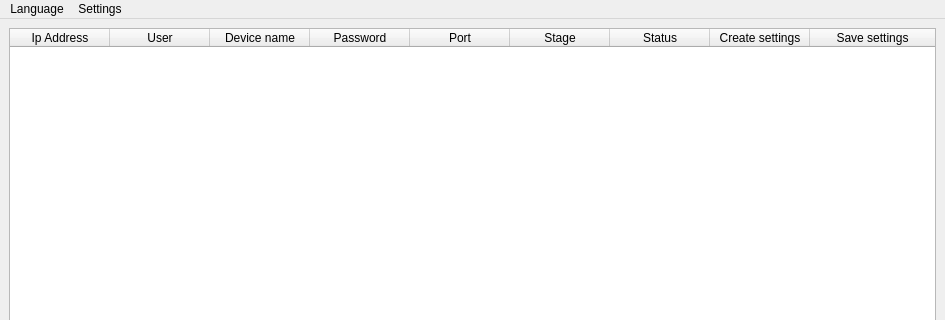
Old version of the form srs/mainwindow.ui in the repository recruit2018/Patcher; both pictures show x 0 to 945 and y 0 to 320 of the 945 by 518 pixel window.
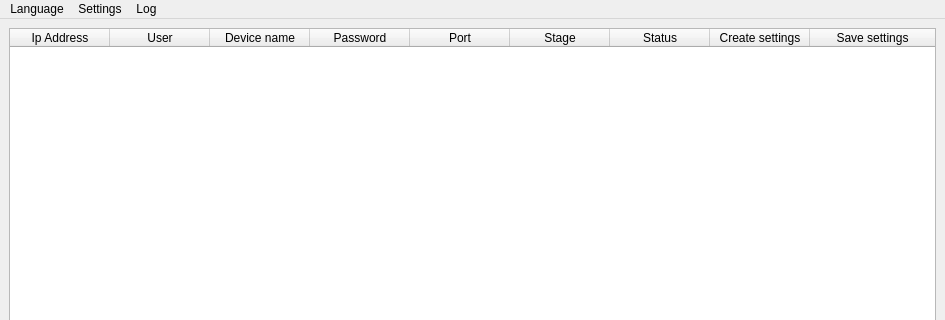
New version of the form. Custom widgets are drawn as their Qt base class.

The edit to the form file:
```diff
--- a/srs/mainwindow.ui
+++ b/srs/mainwindow.ui
@@ -182,8 +182,14 @@
     <addaction name="actionSave_sattings"/>
     <addaction name="actionLoad_settings"/>
    </widget>
+   <widget class="QMenu" name="menulog">
+    <property name="title">
+     <string>Log</string>
+    </property>
+   </widget>
    <addaction name="menuLanguafe"/>
    <addaction name="menuSettings"/>
+   <addaction name="menulog"/>
   </widget>
   <widget class="QStatusBar" name="statusbar"/>
   <action name="actionRussian">
```
